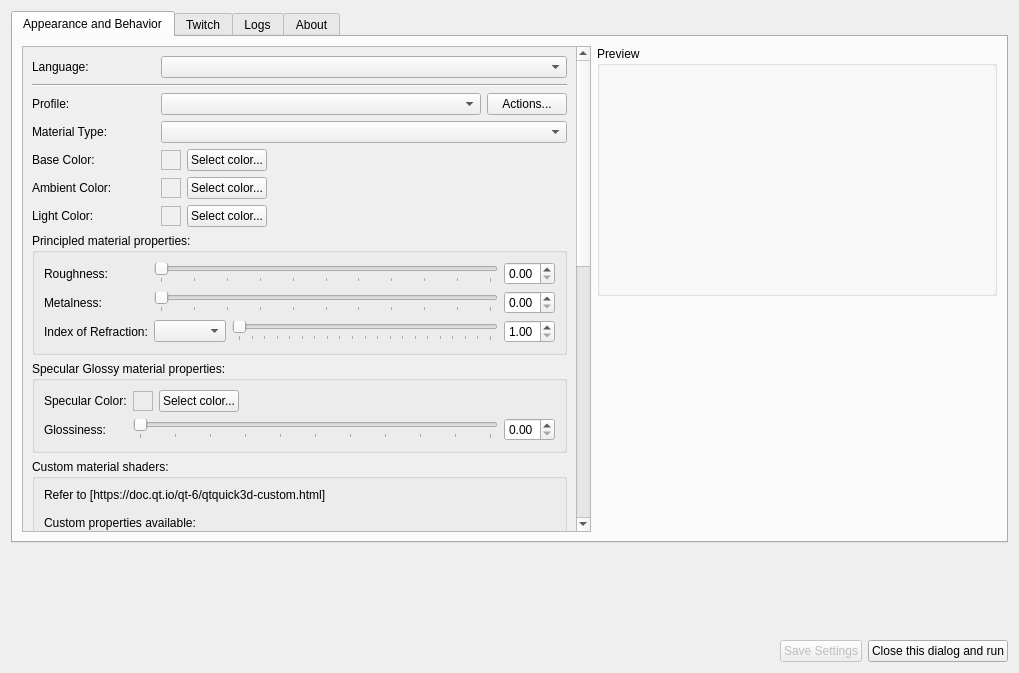
Old version of the form setupwidget.ui in the repository xiluembo/atsumari.
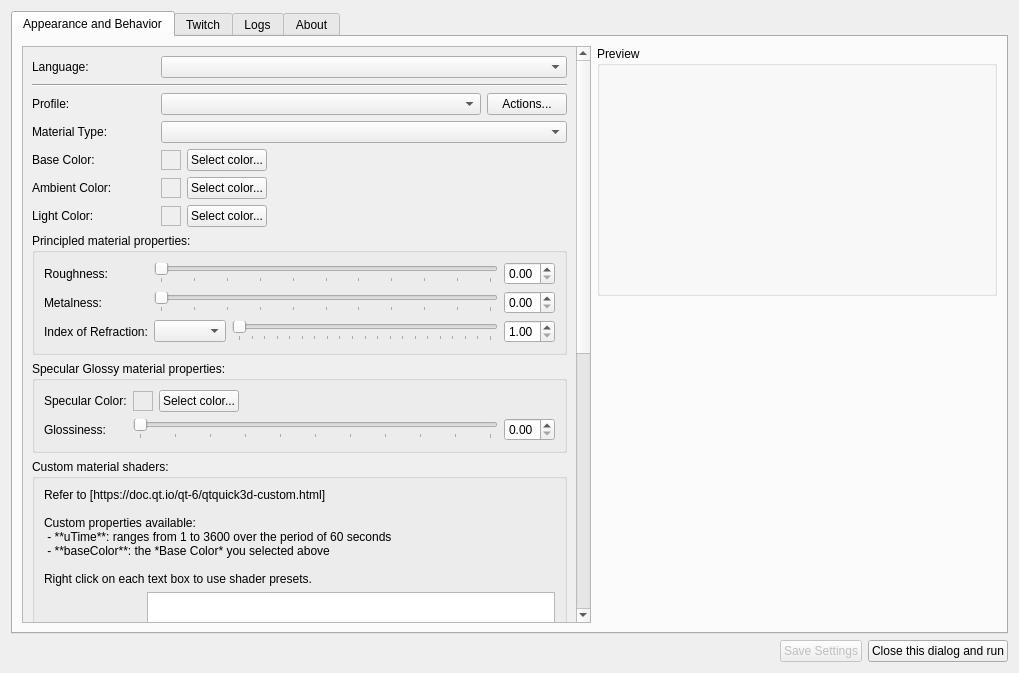
New version of the form. Icons and pictures are not drawn.

Commit message: remove spacer from the ui

Patch:
```diff
--- a/setupwidget.ui
+++ b/setupwidget.ui
@@ -1263,19 +1263,6 @@
      </widget>
     </widget>
    </item>
-   <item>
-    <spacer name="verticalSpacer">
-     <property name="orientation">
-      <enum>Qt::Orientation::Vertical</enum>
-     </property>
-     <property name="sizeHint" stdset="0">
-      <size>
-       <width>20</width>
-       <height>40</height>
-      </size>
-     </property>
-    </spacer>
-   </item>
    <item>
     <layout class="QHBoxLayout" name="horizontalLayout">
      <item>
```
Left out of the diff: 24 changed lines with no effect on the pictures. Lines whose indentation alone changed are shown as unchanged.
